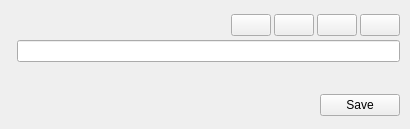
Old version of the form app/gui/layout/form.ui in the repository levirumm/MyCalendar.
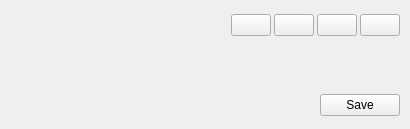
New version of the form. Icons and pictures are not drawn.

Commit message: Refactored form specs. Added FormEntry protocol. Added method for form reading data from entries

```diff
--- a/app/gui/layout/form.ui
+++ b/app/gui/layout/form.ui
@@ -212,13 +212,6 @@
            </property>
           </widget>
          </item>
-         <item>
-          <widget class="QLineEdit" name="name_entry">
-           <property name="clearButtonEnabled">
-            <bool>false</bool>
-           </property>
-          </widget>
-         </item>
         </layout>
        </widget>
       </item>
```
Left out of the diff: 2 changed lines with no effect on the pictures. The commit also changes 13 other files.
